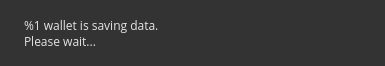
Before: the Qt Designer form src/gui/ui/exitwidget.ui in ConcealNetwork/conceal-desktop, drawn with Qt 5.
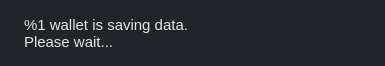
After: the same form once the commit is applied.

The edit to the form file:
```diff
--- a/src/gui/ui/exitwidget.ui
+++ b/src/gui/ui/exitwidget.ui
@@ -14,7 +14,7 @@
    <string>Saving data</string>
   </property>
   <property name="styleSheet">
-   <string notr="true">background-color: #333;
+   <string notr="true">background-color: #212529;
 color: #e5e5e5;
 border: 0px;</string>
   </property>
@@ -30,10 +30,12 @@
     <widget class="QLabel" name="m_label">
      <property name="font">
       <font>
-       <family>Open Sans</family>
-       <pointsize>9</pointsize>
+       <pointsize>-1</pointsize>
       </font>
      </property>
+     <property name="styleSheet">
+      <string notr="true">font-size: 15px;</string>
+     </property>
      <property name="text">
       <string>%1 wallet is saving data.
 Please wait...</string>
```
